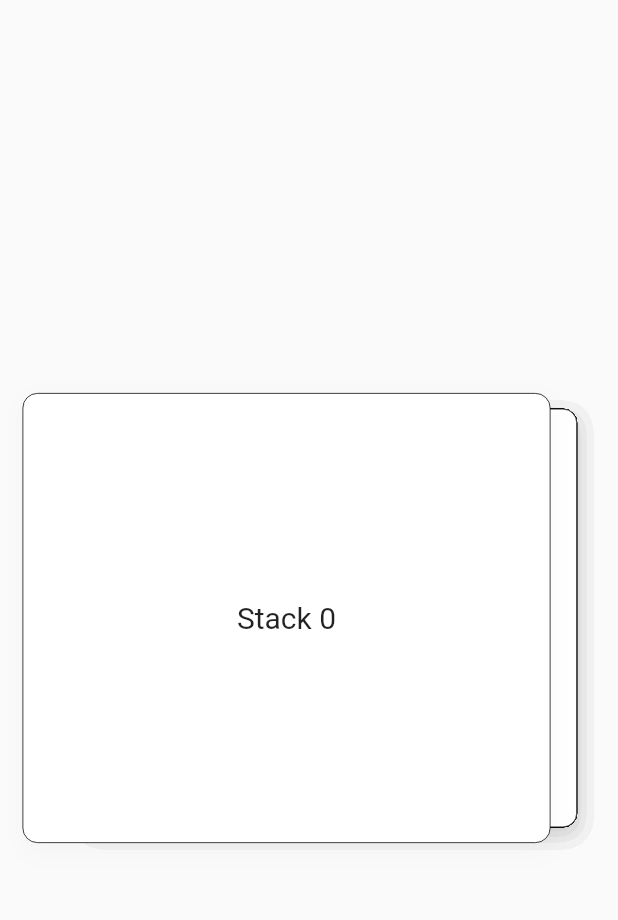
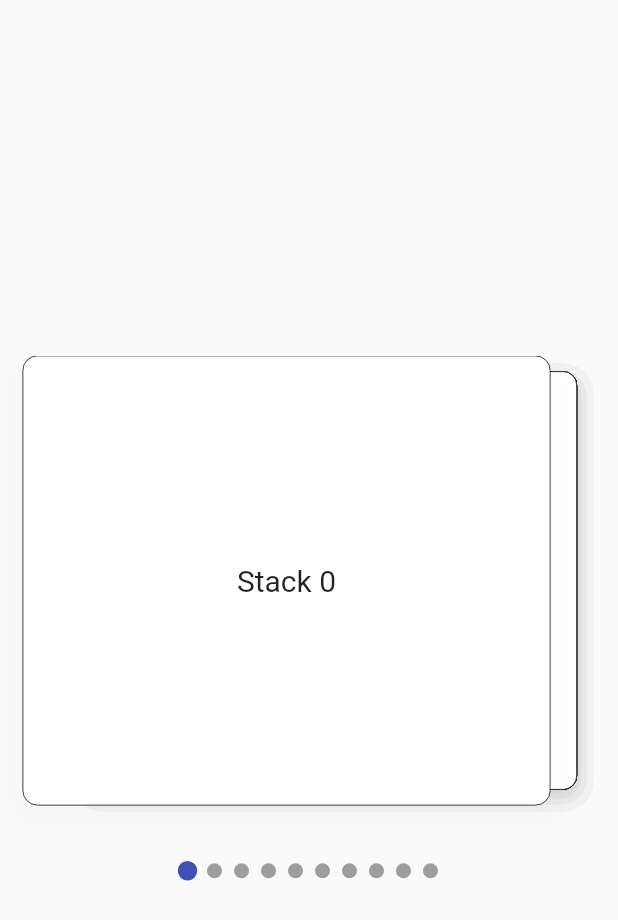
Before and after one commit to Avanit528492/Stack-Card-Slider, a Flutter app: the screen it shows after launch, on a phone screen of 412 x 824 dp. Shown: the top 920 px of the screen. Run offline on Flutter 3.47's test engine with Material 2 defaults, Android fonts, the phone set to English and light mode, and no system bars; drawn by our look-alikes of smooth_page_indicator.

Commit message:
second commit

```diff
--- a/lib/CardStackPage.dart
+++ b/lib/CardStackPage.dart
@@ -1,5 +1,5 @@
 import 'package:flutter/material.dart';
-import 'package:card_swiper/card_swiper.dart';
+import 'package:smooth_page_indicator/smooth_page_indicator.dart';
 
 class CardStackPage extends StatefulWidget {
   const CardStackPage({Key? key}) : super(key: key);
@@ -26,8 +26,16 @@ class _CardStackPageState extends State<CardStackPage> {
     print(currentPage);
     return Scaffold(
       body: SafeArea(
-        child: Container(
-          child: Center(child: cardList()),
+        child: Center(
+          child: Container(
+            height: 350,
+            child: Center(child: Column(
+              children: [
+                Expanded(child: cardList()),
+                indicator(),
+              ],
+            )),
+          ),
         ),
       ),
     );
@@ -68,7 +76,7 @@ class _CardStackPageState extends State<CardStackPage> {
         else{
           rightOffset =0;
         }
-        return Positioned.fill(
+        return Positioned(
           child: Transform.scale(scale: index == currentPage.round() ? 1: 0.93,child: cardView(index)),
           top: 0,
           left: currentPage > index ? -(currentPage - index) * (_width * 4) : 0,
@@ -102,4 +110,13 @@ class _CardStackPageState extends State<CardStackPage> {
       ),
     );
   }
+
+  Widget indicator(){
+    return SmoothPageIndicator(controller: controller, count: _item.length,
+      effect: ScrollingDotsEffect(
+        dotHeight: 10,
+        dotWidth: 10,
+
+      ),);
+  }
 }
--- a/pubspec.yaml
+++ b/pubspec.yaml
@@ -34,7 +34,7 @@ dependencies:
   # The following adds the Cupertino Icons font to your application.
   # Use with the CupertinoIcons class for iOS style icons.
   cupertino_icons: ^1.0.2
-  card_swiper: ^2.0.1
+  smooth_page_indicator: ^1.0.0+2
 
 dev_dependencies:
   flutter_test:
```
Also changed, not shown: pubspec.lock.
